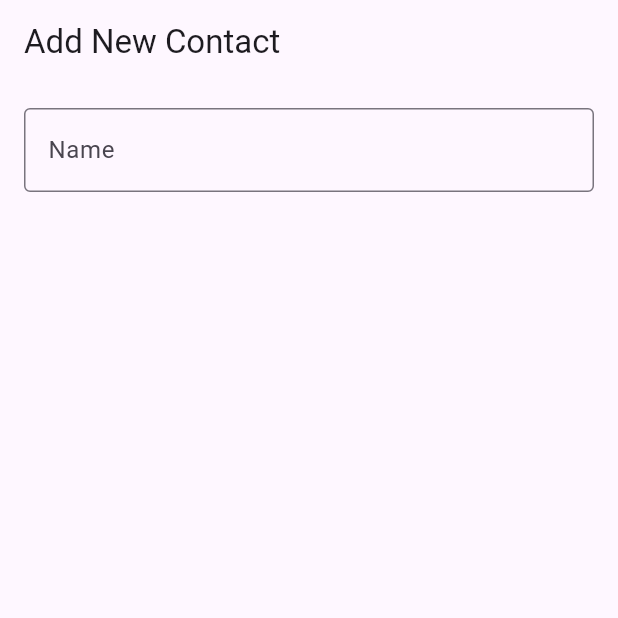
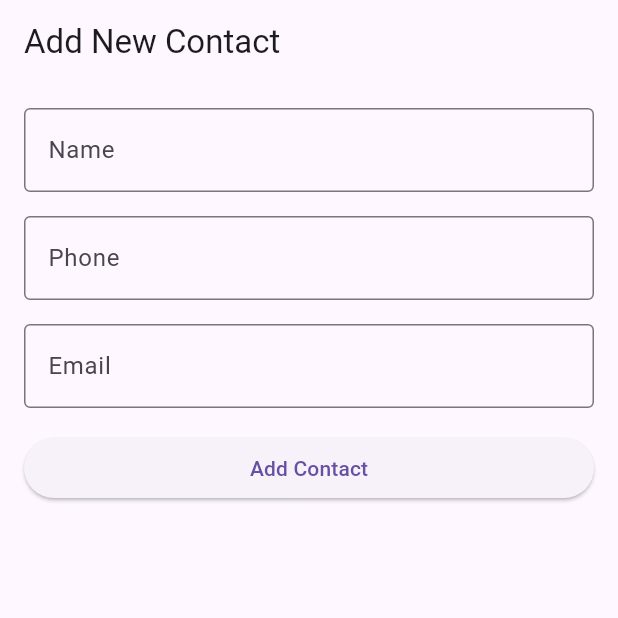
Before and after one commit to Milarize/Contact, a Flutter app: the screen it shows after launch, on a phone screen of 412 x 824 dp, the top half of it. Run offline on Flutter 3.47's test engine with Material 3 defaults, Android fonts, the phone set to English and light mode, and no system bars.

Commit message:
Form_Contact

```diff
--- a/lib/add_contact_widget.dart
+++ b/lib/add_contact_widget.dart
@@ -1,7 +1,7 @@
 import 'package:flutter/material.dart';
 
 class AddContactWidget extends StatefulWidget {
-  const AddContactWidget({ Key? key }) : super(key: key);
+  const AddContactWidget({Key? key}) : super(key: key);
 
   @override
   _AddContactWidgetState createState() => _AddContactWidgetState();
@@ -10,28 +10,91 @@ class AddContactWidget extends StatefulWidget {
 class _AddContactWidgetState extends State<AddContactWidget> {
   final _formKey = GlobalKey<FormState>();
   late TextEditingController nameController;
+  late TextEditingController phoneController;
+  late TextEditingController emailController;
+
   @override
-  void initState(){
+  void initState() {
     super.initState();
-    nameController =TextEditingController();
+    nameController = TextEditingController();
+    phoneController = TextEditingController();
+    emailController = TextEditingController();
   }
+
+  @override
+  void dispose() {
+    nameController.dispose();
+    phoneController.dispose();
+    emailController.dispose();
+    super.dispose();
+  }
+
+  @override
   Widget build(BuildContext context) {
     return Scaffold(
-      appBar:AppBar(title:Text('Add New Contact'),),body:Form(key: _formKey,
-      child:ListView(
-        padding:EdgeInsets.all(16),
+      appBar: AppBar(
+        title: Text('Add New Contact'),
+      ),
+      body: Form(
+        key: _formKey,
+        child: ListView(
+          padding: EdgeInsets.all(16),
           children: [
             TextFormField(
-            controller :nameController,
+              controller: nameController,
               decoration: InputDecoration(
-              labelText:'Name',border:OutlineInputBorder()),
-              validator: (value){
-        if(value==null||value.isEmpty){
+                labelText: 'Name',
+                border: OutlineInputBorder(),
+              ),
+              validator: (value) {
+                if (value == null || value.isEmpty) {
                   return 'Please enter name';
                 }
                 return null;
-      },)],))
-
+              },
+            ),
+            SizedBox(height: 16), // Add space between fields
+            TextFormField(
+              controller: phoneController,
+              decoration: InputDecoration(
+                labelText: 'Phone',
+                border: OutlineInputBorder(),
+              ),
+              validator: (value) {
+                if (value == null || value.isEmpty) {
+                  return 'Please enter phone';
+                }
+                return null;
+              },
+            ),
+            SizedBox(height: 16), // Add space between fields
+            TextFormField(
+              controller: emailController,
+              decoration: InputDecoration(
+                labelText: 'Email',
+                border: OutlineInputBorder(),
+              ),
+              validator: (value) {
+                if (value == null || value.isEmpty) {
+                  return 'Please enter email';
+                }
+                return null;
+              },
+            ),
+            SizedBox(height: 16),
+            ElevatedButton(
+              onPressed: () {
+                if (_formKey.currentState!.validate()) {
+                  ScaffoldMessenger.of(context).showSnackBar(
+                    SnackBar(content: Text('Process Data'))
+                  );
+                }
+              },
+              child: Text('Add Contact'),
+            ),
+          ],
+        ),
+      ),
     );
   }
 }
```
Lines whose indentation alone changed are shown as unchanged.
